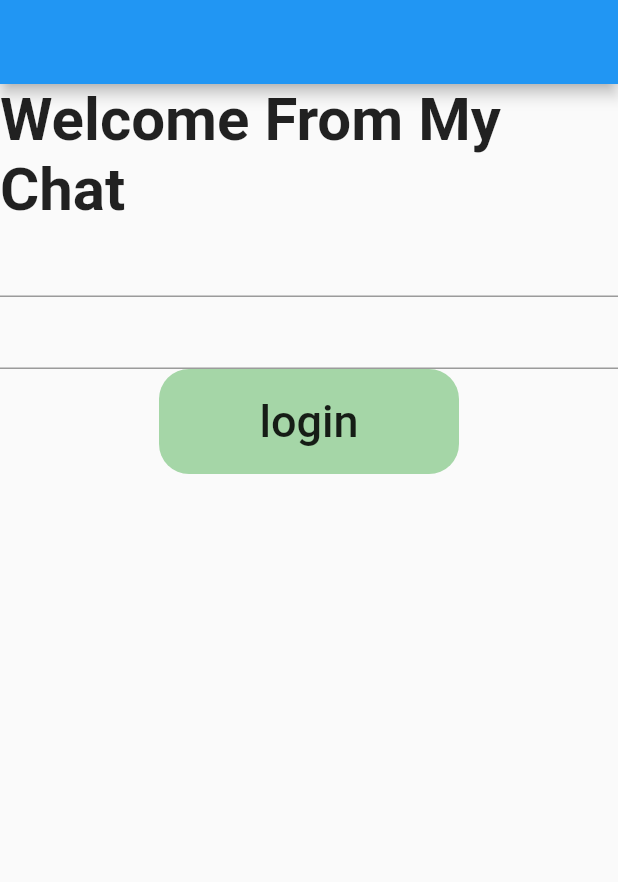
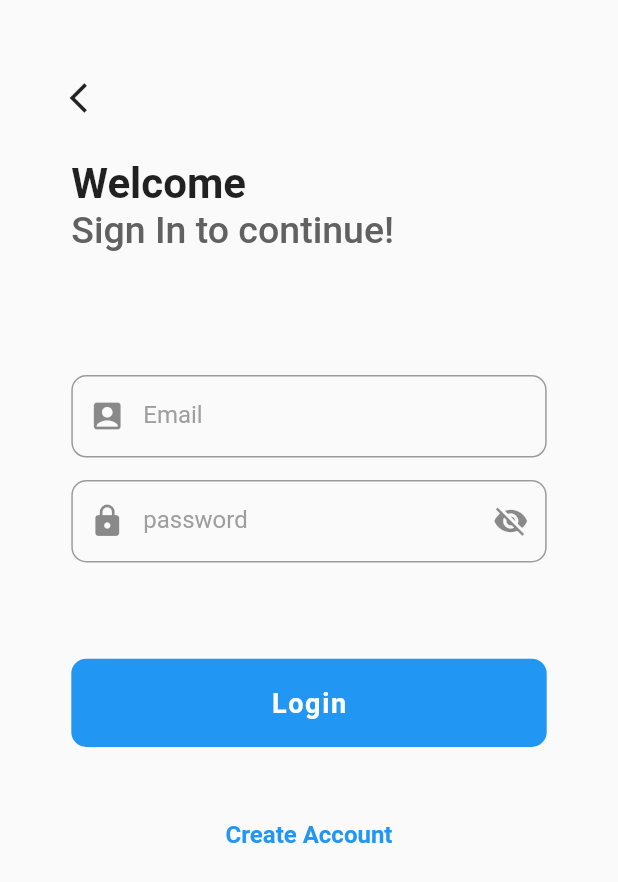
Before and after one commit to WannaMinKhant/group_chat_flutter, a Flutter app: the screen it shows after launch, on a phone screen of 412 x 824 dp. Shown: the top 882 px of the screen. Run offline on Flutter 3.47's test engine with Material 2 defaults, Android fonts, the phone set to English and light mode, and no system bars; our stand-ins replace firebase_auth, firebase_core; accounts and stored records are empty.

Commit message:
Adding custom widget and checking input email validate.Account sign in , signup functoin and reuseable widgets are added.

```diff
--- a/lib/main.dart
+++ b/lib/main.dart
@@ -1,7 +1,11 @@
+import 'package:firebase_core/firebase_core.dart';
 import 'package:flutter/material.dart';
 import 'package:group_chat_flutter/screens/home_screen.dart';
+import 'package:group_chat_flutter/screens/login_screen.dart';
 
-void main() {
+void main() async{
+  WidgetsFlutterBinding.ensureInitialized();
+  Firebase.initializeApp();
   runApp(const MyApp());
 }
 
@@ -17,7 +21,7 @@ class MyApp extends StatelessWidget {
       theme: ThemeData(
         primarySwatch: Colors.blue,
       ),
-      home: const HomePage(),
+      home: const LoginScreen(),
     );
   }
 }
--- a/lib/screens/home_screen.dart
+++ b/lib/screens/home_screen.dart
@@ -17,12 +17,6 @@ class HomePage extends StatelessWidget {
                 fontSize: 40,
               ),
             ),
-            const TextField(
-
-            ),
-            const TextField(
-
-            ),
             Container(
               decoration: BoxDecoration(
                 borderRadius: BorderRadius.all(Radius.circular(20),),
@@ -32,7 +26,7 @@ class HomePage extends StatelessWidget {
               height: 70,
               child: const Center(
                 child: Text(
-                  "login",
+                  "Get Start",
                   style: TextStyle(
                     fontWeight: FontWeight.w500,
                     fontSize: 30,
--- /dev/null
+++ b/lib/screens/login_screen.dart
@@ -0,0 +1,113 @@
+import 'package:flutter/material.dart';
+import 'package:group_chat_flutter/screens/signup_screen.dart';
+import 'package:group_chat_flutter/widgets/custom_button.dart';
+import 'package:group_chat_flutter/widgets/field_input.dart';
+
+class LoginScreen extends StatefulWidget {
+  const LoginScreen({Key? key}) : super(key: key);
+
+  @override
+  _LoginScreenState createState() => _LoginScreenState();
+}
+
+class _LoginScreenState extends State<LoginScreen> {
+  final TextEditingController _email = TextEditingController();
+  final TextEditingController _password = TextEditingController();
+
+  @override
+  Widget build(BuildContext context) {
+    final size = MediaQuery.of(context).size;
+    return Scaffold(
+      body: SingleChildScrollView(
+        child: Column(
+          children: [
+            SizedBox(
+              height: size.height / 20,
+            ),
+            Container(
+              alignment: Alignment.centerLeft,
+              width: size.width / 1.2,
+              child: IconButton(
+                onPressed: () {
+                  print(_email.text);
+                },
+                icon: const Icon(Icons.arrow_back_ios),
+              ),
+            ),
+            SizedBox(
+              height: size.height / 50,
+            ),
+            SizedBox(
+              width: size.width / 1.3,
+              child: const Text(
+                "Welcome",
+                style: TextStyle(
+                  fontSize: 28,
+                  fontWeight: FontWeight.bold,
+                ),
+              ),
+            ),
+            SizedBox(
+              width: size.width / 1.3,
+              child: Text(
+                "Sign In to continue!",
+                style: TextStyle(
+                  color: Colors.grey[700],
+                  fontSize: 25,
+                  fontWeight: FontWeight.w500,
+                ),
+              ),
+            ),
+            SizedBox(
+              height: size.height / 10,
+            ),
+            Container(
+              width: size.width,
+              alignment: Alignment.center,
+              child: Field(
+                size: size,
+                icon: Icons.account_box,
+                hintText: "Email",
+                controller: _email,
+              ),
+            ),
+            Padding(
+              padding: const EdgeInsets.symmetric(vertical: 15.0),
+              child: Container(
+                width: size.width,
+                alignment: Alignment.center,
+                child: Field(
+                  size: size,
+                  icon: Icons.lock,
+                  hintText: "password",
+                  controller: _password,
+                ),
+              ),
+            ),
+            SizedBox(
+              height: size.height / 20,
+            ),
+            CustomButton(size: size, text: "Login",controllerList:[_email,_password]),
+            SizedBox(
+              height: size.height / 20,
+            ),
+            GestureDetector(
+              onTap: () {
+                Navigator.of(context)
+                    .push(MaterialPageRoute(builder: (_) => const SignUp()));
+              },
+              child: const Text(
+                "Create Account",
+                style: TextStyle(
+                  fontSize: 16,
+                  fontWeight: FontWeight.w600,
+                  color: Colors.blue,
+                ),
+              ),
+            ),
+          ],
+        ),
+      ),
+    );
+  }
+}
--- /dev/null
+++ b/lib/widgets/custom_button.dart
@@ -0,0 +1,80 @@
+import 'package:flutter/cupertino.dart';
+import 'package:flutter/material.dart';
+
+class CustomButton extends StatelessWidget {
+  const CustomButton({
+    Key? key,
+    required this.size,
+    required this.text,
+    required this.controllerList,
+  }) : super(key: key);
+
+  final Size size;
+  final String text;
+  final List<TextEditingController> controllerList;
+
+  @override
+  Widget build(BuildContext context) {
+    return Padding(
+      padding: const EdgeInsets.all(8.0),
+      child: GestureDetector(
+        onTap: () {
+          if(controllerList.length < 3){
+            // for login
+            if(controllerList[0].text.isNotEmpty && controllerList[1].text.isNotEmpty){
+              if(!CheckEmail(controllerList[0].text)){
+                _showToast(context, "Enter Valid Email Address");
+              }
+            }else{
+              _showToast(context, "Please fill email and password");
+            }
+          }else{
+            //for sign up
+            if(controllerList[0].text.isNotEmpty && controllerList[1].text.isNotEmpty && controllerList[2].text.isNotEmpty){
+
+            }else{
+              _showToast(context, "Please fill all data");
+            }
+          }
+        },
+        child: Container(
+          height: size.height / 14,
+          width: size.width / 1.3,
+          decoration: const BoxDecoration(
+            color: Colors.blue,
+            borderRadius: BorderRadius.all(Radius.circular(10)),
+          ),
+          alignment: Alignment.center,
+          child: Text(
+            text,
+            style: const TextStyle(
+              fontWeight: FontWeight.bold,
+              fontSize: 18,
+              color: Colors.white,
+              letterSpacing: 1.1,
+            ),
+          ),
+        ),
+      ),
+    );
+  }
+
+  void _showToast(BuildContext context, String msg) {
+    final scaffold = ScaffoldMessenger.of(context);
+    scaffold.showSnackBar(
+      SnackBar(
+        content: Text(msg),
+        action: SnackBarAction(
+            label: 'UNDO', onPressed: scaffold.hideCurrentSnackBar),
+      ),
+    );
+  }
+
+  bool CheckEmail(email){
+    return RegExp(
+        r"^[a-zA-Z0-9.a-zA-Z0-9.!#$%&'*+-/=?^_`{|}~]+@[a-zA-Z0-9]+\.[a-zA-Z]+")
+        .hasMatch(email);
+  }
+
+
+}
--- /dev/null
+++ b/lib/widgets/field_input.dart
@@ -0,0 +1,84 @@
+import 'package:flutter/material.dart';
+
+class Field extends StatefulWidget {
+  const Field({
+    Key? key,
+    required this.size,
+    required this.icon,
+    required this.hintText,
+    required this.controller,
+  }) : super(key: key);
+
+  final Size size;
+  final IconData icon;
+  final String hintText;
+  final TextEditingController controller;
+
+  @override
+  State<Field> createState() => _FieldState();
+}
+
+class _FieldState extends State<Field> {
+  bool _show = false;
+  bool isValid = false;
+
+  @override
+  Widget build(BuildContext context) {
+    return SizedBox(
+      height: widget.size.height / 15,
+      width: widget.size.width / 1.3,
+      child: TextField(
+        controller: widget.controller,
+        keyboardType: widget.hintText == "email"
+            ? TextInputType.emailAddress
+            : TextInputType.text,
+        decoration: InputDecoration(
+          prefixIcon: Icon(widget.icon),
+          suffixIcon: widget.hintText == "password"
+              ? _show
+                  ? IconButton(
+                      icon: const Icon(Icons.visibility),
+                      onPressed: () {
+                        setState(() {
+                          _show = false;
+                        });
+                      },
+                    )
+                  : IconButton(
+                      icon: const Icon(Icons.visibility_off),
+                      onPressed: () {
+                        setState(() {
+                          _show = true;
+                        });
+                      })
+              : null,
+          hintText: widget.hintText,
+          hintStyle: const TextStyle(
+            color: Colors.grey,
+          ),
+          border: const OutlineInputBorder(
+            borderRadius: BorderRadius.all(
+              Radius.circular(10),
+            ),
+          ),
+        ),
+        obscureText: widget.hintText == "password"
+            ? _show
+                ? false
+                : true
+            : false,
+      ),
+    );
+  }
+
+  void _showToast(BuildContext context, String msg) {
+    final scaffold = ScaffoldMessenger.of(context);
+    scaffold.showSnackBar(
+      SnackBar(
+        content: Text(msg),
+        action: SnackBarAction(
+            label: 'UNDO', onPressed: scaffold.hideCurrentSnackBar),
+      ),
+    );
+  }
+}
```
Also changed, not shown: lib/controller/account.dart (added, +53 -0 lines), lib/screens/signup_screen.dart (added, +110 -0 lines), pubspec.yaml (+4 -3 lines), pubspec.lock, 3 other files.
